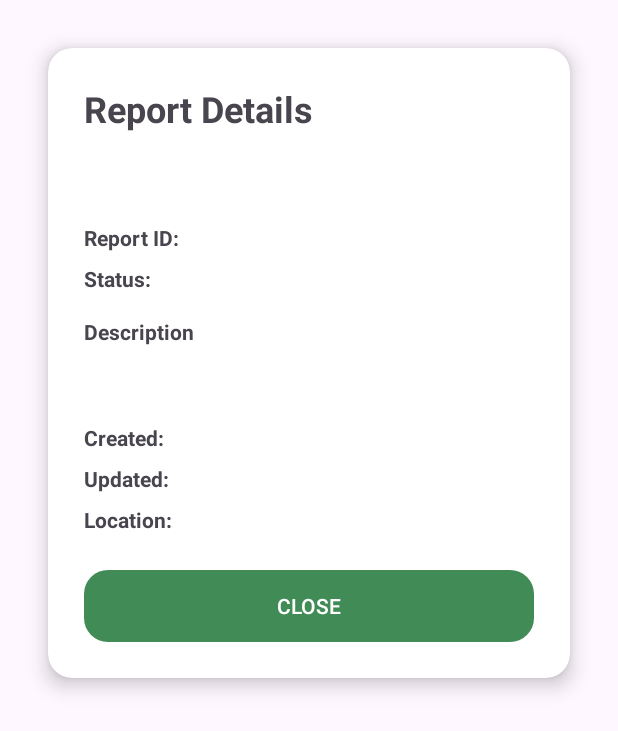
After one commit to serediukit/civix-android-app, an Android app: the layout dialog_report_details.xml on its own in the app's theme, with its tools: preview values and no code run, on a phone screen of 412 x 824 dp. The commit adds this screen. Shown: the top 731 px of the screen. Run offline under Robolectric (Android 15) with nearby library versions, the phone set to English and light mode, and no system bars; network calls fail.

Commit message:
CA-3: add custom markers and change it dialogs view to be more UI/UX friendly

```diff
--- /dev/null
+++ b/app/src/main/res/drawable/circle_background.xml
@@ -0,0 +1,5 @@
+<?xml version="1.0" encoding="utf-8"?>
+<shape xmlns:android="http://schemas.android.com/apk/res/android"
+    android:shape="oval">
+    <solid android:color="@android:color/transparent" />
+</shape>
--- /dev/null
+++ b/app/src/main/res/layout/dialog_report_details.xml
@@ -0,0 +1,197 @@
+<?xml version="1.0" encoding="utf-8"?>
+<androidx.cardview.widget.CardView xmlns:android="http://schemas.android.com/apk/res/android"
+    xmlns:app="http://schemas.android.com/apk/res-auto"
+    android:layout_width="match_parent"
+    android:layout_height="wrap_content"
+    android:layout_margin="32dp"
+    app:cardCornerRadius="16dp"
+    app:cardElevation="8dp">
+
+    <ScrollView
+        android:layout_width="match_parent"
+        android:layout_height="wrap_content">
+
+        <LinearLayout
+            android:layout_width="match_parent"
+            android:layout_height="wrap_content"
+            android:orientation="vertical"
+            android:padding="24dp">
+
+            <TextView
+                android:id="@+id/dialog_title"
+                android:layout_width="match_parent"
+                android:layout_height="wrap_content"
+                android:text="@string/report_details_title"
+                android:textSize="24sp"
+                android:textStyle="bold"
+                android:layout_marginBottom="16dp" />
+
+            <!-- Category indicator -->
+            <LinearLayout
+                android:layout_width="match_parent"
+                android:layout_height="wrap_content"
+                android:orientation="horizontal"
+                android:layout_marginBottom="8dp"
+                android:gravity="center_vertical">
+
+                <View
+                    android:id="@+id/category_indicator"
+                    android:layout_width="24dp"
+                    android:layout_height="24dp"
+                    android:layout_marginEnd="12dp"
+                    android:background="@drawable/circle_background" />
+
+                <TextView
+                    android:id="@+id/report_category"
+                    android:layout_width="wrap_content"
+                    android:layout_height="wrap_content"
+                    android:textSize="16sp"
+                    android:textStyle="bold" />
+            </LinearLayout>
+
+            <!-- Report ID -->
+            <LinearLayout
+                android:layout_width="match_parent"
+                android:layout_height="wrap_content"
+                android:orientation="horizontal"
+                android:layout_marginTop="12dp">
+
+                <TextView
+                    android:layout_width="wrap_content"
+                    android:layout_height="wrap_content"
+                    android:text="@string/report_id"
+                    android:textSize="14sp"
+                    android:textStyle="bold"
+                    android:layout_marginEnd="8dp" />
+
+                <TextView
+                    android:id="@+id/report_id"
+                    android:layout_width="0dp"
+                    android:layout_height="wrap_content"
+                    android:layout_weight="1"
+                    android:textSize="14sp" />
+            </LinearLayout>
+
+            <!-- Status -->
+            <LinearLayout
+                android:layout_width="match_parent"
+                android:layout_height="wrap_content"
+                android:orientation="horizontal"
+                android:layout_marginTop="8dp">
+
+                <TextView
+                    android:layout_width="wrap_content"
+                    android:layout_height="wrap_content"
+                    android:text="@string/report_status"
+                    android:textSize="14sp"
+                    android:textStyle="bold"
+                    android:layout_marginEnd="8dp" />
+
+                <TextView
+                    android:id="@+id/report_status"
+                    android:layout_width="0dp"
+                    android:layout_height="wrap_content"
+                    android:layout_weight="1"
+                    android:textSize="14sp" />
+            </LinearLayout>
+
+            <!-- Description -->
+            <TextView
+                android:layout_width="match_parent"
+                android:layout_height="wrap_content"
+                android:text="@string/report_description"
+                android:textSize="14sp"
+                android:textStyle="bold"
+                android:layout_marginTop="16dp"
+                android:layout_marginBottom="8dp" />
+
+            <TextView
+                android:id="@+id/report_description"
+                android:layout_width="match_parent"
+                android:layout_height="wrap_content"
+                android:textSize="14sp"
+                android:lineSpacingExtra="4dp"
+                android:layout_marginBottom="16dp" />
+
+            <!-- Created Time -->
+            <LinearLayout
+                android:layout_width="match_parent"
+                android:layout_height="wrap_content"
+                android:orientation="horizontal"
+                android:layout_marginTop="8dp">
+
+                <TextView
+                    android:layout_width="wrap_content"
+                    android:layout_height="wrap_content"
+                    android:text="@string/report_created"
+                    android:textSize="14sp"
+                    android:textStyle="bold"
+                    android:layout_marginEnd="8dp" />
+
+                <TextView
+                    android:id="@+id/report_created_time"
+                    android:layout_width="0dp"
+                    android:layout_height="wrap_content"
+                    android:layout_weight="1"
+                    android:textSize="14sp" />
+            </LinearLayout>
+
+            <!-- Updated Time -->
+            <LinearLayout
+                android:layout_width="match_parent"
+                android:layout_height="wrap_content"
+                android:orientation="horizontal"
+                android:layout_marginTop="8dp">
+
+                <TextView
+                    android:layout_width="wrap_content"
+                    android:layout_height="wrap_content"
+                    android:text="@string/report_updated"
+                    android:textSize="14sp"
+                    android:textStyle="bold"
+                    android:layout_marginEnd="8dp" />
+
+                <TextView
+                    android:id="@+id/report_updated_time"
+                    android:layout_width="0dp"
+                    android:layout_height="wrap_content"
+                    android:layout_weight="1"
+                    android:textSize="14sp" />
+            </LinearLayout>
+
+            <!-- Location -->
+            <LinearLayout
+                android:layout_width="match_parent"
+                android:layout_height="wrap_content"
+                android:orientation="horizontal"
+                android:layout_marginTop="8dp"
+                android:layout_marginBottom="24dp">
+
+                <TextView
+                    android:layout_width="wrap_content"
+                    android:layout_height="wrap_content"
+                    android:text="@string/report_location"
+                    android:textSize="14sp"
+                    android:textStyle="bold"
+                    android:layout_marginEnd="8dp" />
+
+                <TextView
+                    android:id="@+id/report_location"
+                    android:layout_width="0dp"
+                    android:layout_height="wrap_content"
+                    android:layout_weight="1"
+                    android:textSize="14sp" />
+            </LinearLayout>
+
+            <!-- Close Button -->
+            <Button
+                android:id="@+id/close_button"
+                style="@style/Widget.AppCompat.Button.Borderless.Colored"
+                android:layout_width="match_parent"
+                android:layout_height="wrap_content"
+                android:text="@string/close"
+                android:background="@drawable/rounded_button_background"
+                android:textColor="@color/white" />
+        </LinearLayout>
+    </ScrollView>
+</androidx.cardview.widget.CardView>
--- a/app/src/main/res/values/errors.xml
+++ /dev/null
@@ -1,4 +0,0 @@
-<resources>
-    <string name="login_error">Log in error</string>
-    <string name="get_reports_error">Getting reports error</string>
-</resources>
--- a/app/src/main/res/values/strings.xml
+++ b/app/src/main/res/values/strings.xml
@@ -6,6 +6,7 @@
     <string name="login_email">Email</string>
     <string name="login_passwords">Password</string>
     <string name="login_button">Log in</string>
+    <string name="login_error">Log in error</string>
 
     <string name="sign_plus">+</string>
 
@@ -29,4 +30,21 @@
     <string name="report_submitting">Submitting report…</string>
     <string name="report_success">Report created successfully!</string>
     <string name="report_failed">Failed to create report</string>
+    <string name="get_reports_error">Failed to load reports</string>
+
+    <string name="report_details_title">Report Details</string>
+    <string name="report_id">Report ID:</string>
+    <string name="report_status">Status:</string>
+    <string name="report_created">Created:</string>
+    <string name="report_updated">Updated:</string>
+    <string name="report_location">Location:</string>
+    <string name="close">Close</string>
+
+    <string name="status_new">New</string>
+    <string name="status_in_progress">In Progress</string>
+    <string name="status_completed">Completed</string>
+    <string name="status_rejected">Rejected</string>
+    <string name="status_canceled">Canceled</string>
+
+    <string name="category_unknown">Unknown</string>
 </resources>
```
Also changed, not shown: app/src/main/java/org/serediukit/civix/models/entities/report/ReportCategory.java (+24 -0 lines), app/src/main/java/org/serediukit/civix/models/entities/report/ReportStatus.java (+21 -0 lines), app/src/main/java/org/serediukit/civix/util/marker/MarkerIconGenerator.java (added, +93 -0 lines), app/src/main/java/org/serediukit/civix/views/MainActivity.java (+67 -2 lines), app/src/main/res/drawable/ic_custom_marker.xml (added, +24 -0 lines), app/src/main/res/values/colors.xml (+9 -0 lines).
